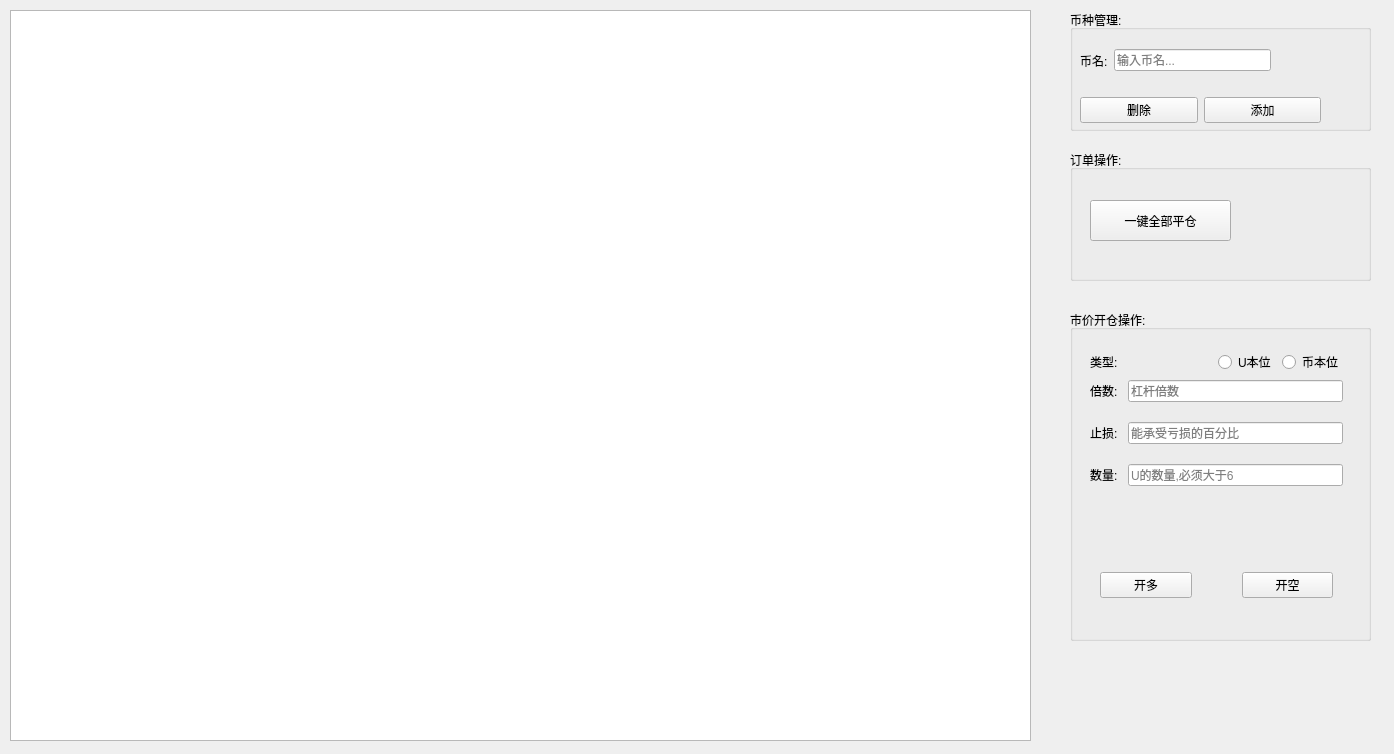
Qt form form.ui (youngqqcn/binance-future-batch-tool) before a commit.
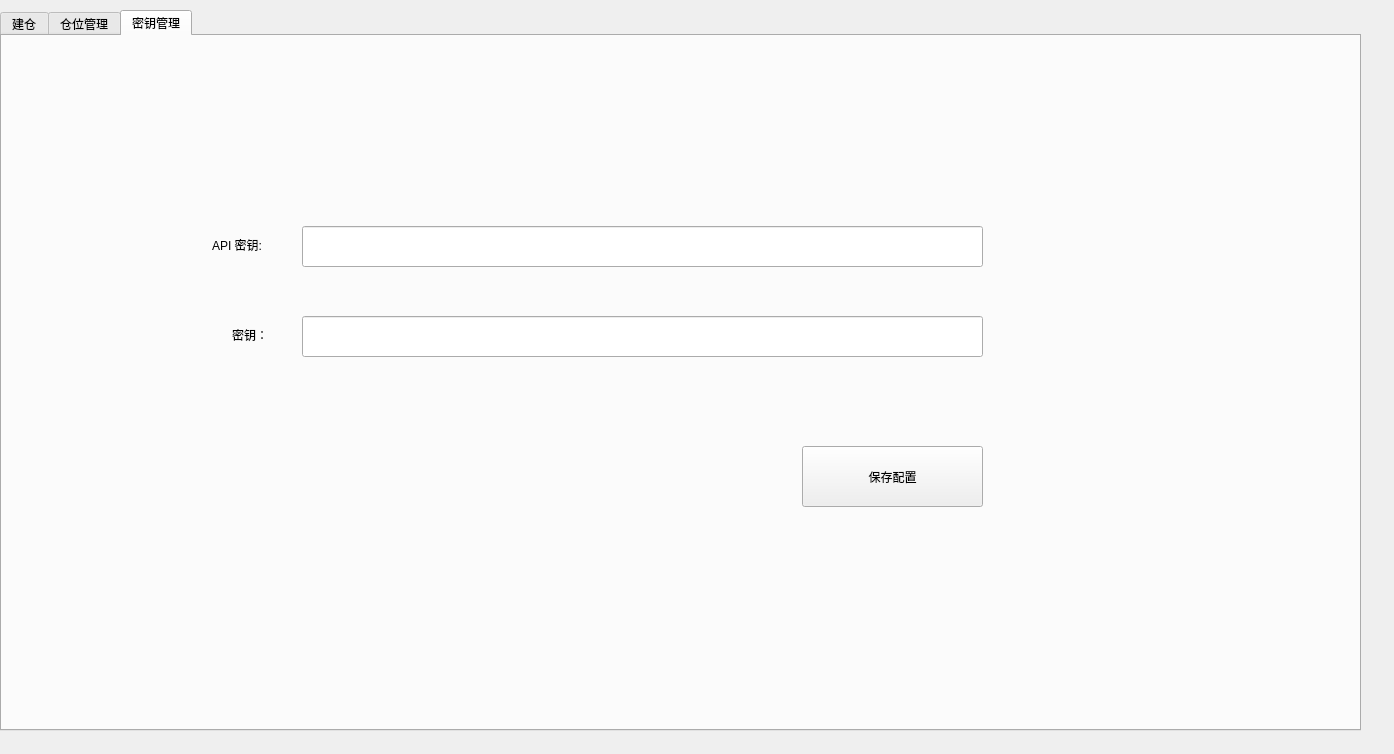
The same form after that commit. The open tabs and pages were chosen to show the change.

Patch:
```diff
--- a/form.ui
+++ b/form.ui
@@ -13,39 +13,39 @@
   <property name="windowTitle">
    <string>Widget</string>
   </property>
-  <widget class="QGroupBox" name="groupBox">
+  <widget class="QTabWidget" name="tabWidget">
    <property name="geometry">
     <rect>
-     <x>1070</x>
-     <y>150</y>
-     <width>301</width>
-     <height>131</height>
+     <x>0</x>
+     <y>10</y>
+     <width>1361</width>
+     <height>721</height>
     </rect>
    </property>
-   <property name="title">
-    <string>订单操作:</string>
+   <property name="currentIndex">
+    <number>1</number>
    </property>
-   <widget class="QPushButton" name="btnClosePosition">
+   <widget class="QWidget" name="tab">
+    <attribute name="title">
+     <string>建仓</string>
+    </attribute>
+    <widget class="QTableView" name="tableView">
     <property name="geometry">
      <rect>
-      <x>20</x>
-      <y>50</y>
-      <width>141</width>
-      <height>41</height>
-     </rect>
-    </property>
-    <property name="text">
-     <string>一键全部平仓</string>
-    </property>
-   </widget>
+       <x>10</x>
+       <y>10</y>
+       <width>1011</width>
+       <height>651</height>
+      </rect>
+     </property>
   </widget>
   <widget class="QGroupBox" name="groupBox_2">
    <property name="geometry">
     <rect>
-     <x>1070</x>
-     <y>310</y>
+       <x>1030</x>
+       <y>230</y>
      <width>301</width>
-     <height>331</height>
+       <height>321</height>
     </rect>
    </property>
    <property name="title">
@@ -188,8 +188,8 @@
   <widget class="QGroupBox" name="groupBox_3">
    <property name="geometry">
     <rect>
-     <x>1070</x>
-     <y>10</y>
+       <x>1040</x>
+       <y>40</y>
      <width>301</width>
      <height>121</height>
     </rect>
@@ -250,15 +250,112 @@
     </layout>
    </widget>
   </widget>
-  <widget class="QTableView" name="tableView">
+   </widget>
+   <widget class="QWidget" name="tab_2">
+    <attribute name="title">
+     <string>仓位管理</string>
+    </attribute>
+    <widget class="QTableView" name="tableView_2">
    <property name="geometry">
     <rect>
-     <x>10</x>
-     <y>10</y>
-     <width>1021</width>
-     <height>731</height>
-    </rect>
-   </property>
+       <x>50</x>
+       <y>30</y>
+       <width>1051</width>
+       <height>621</height>
+      </rect>
+     </property>
+    </widget>
+    <widget class="QPushButton" name="btnGetCurrentPosition">
+     <property name="geometry">
+      <rect>
+       <x>1150</x>
+       <y>170</y>
+       <width>151</width>
+       <height>61</height>
+      </rect>
+     </property>
+     <property name="text">
+      <string>获取当前所有仓位</string>
+     </property>
+    </widget>
+    <widget class="QPushButton" name="btnClosePosition">
+     <property name="geometry">
+      <rect>
+       <x>1150</x>
+       <y>270</y>
+       <width>161</width>
+       <height>61</height>
+      </rect>
+     </property>
+     <property name="text">
+      <string>一键全部平仓</string>
+     </property>
+    </widget>
+   </widget>
+   <widget class="QWidget" name="tab_3">
+    <attribute name="title">
+     <string>密钥管理</string>
+    </attribute>
+    <widget class="QLineEdit" name="leApiKey">
+     <property name="geometry">
+      <rect>
+       <x>300</x>
+       <y>190</y>
+       <width>681</width>
+       <height>41</height>
+      </rect>
+     </property>
+    </widget>
+    <widget class="QLabel" name="label_6">
+     <property name="geometry">
+      <rect>
+       <x>210</x>
+       <y>200</y>
+       <width>66</width>
+       <height>17</height>
+      </rect>
+     </property>
+     <property name="text">
+      <string>API 密钥:</string>
+     </property>
+    </widget>
+    <widget class="QLineEdit" name="leSecretKey">
+     <property name="geometry">
+      <rect>
+       <x>300</x>
+       <y>280</y>
+       <width>681</width>
+       <height>41</height>
+      </rect>
+     </property>
+    </widget>
+    <widget class="QLabel" name="label_7">
+     <property name="geometry">
+      <rect>
+       <x>230</x>
+       <y>290</y>
+       <width>66</width>
+       <height>17</height>
+      </rect>
+     </property>
+     <property name="text">
+      <string>密钥：</string>
+     </property>
+    </widget>
+    <widget class="QPushButton" name="btnSaveApiKeySecret">
+     <property name="geometry">
+      <rect>
+       <x>800</x>
+       <y>410</y>
+       <width>181</width>
+       <height>61</height>
+      </rect>
+     </property>
+     <property name="text">
+      <string>保存配置</string>
+     </property>
+    </widget>
+   </widget>
   </widget>
  </widget>
  <resources/>
```
Lines whose indentation alone changed are shown as unchanged.
